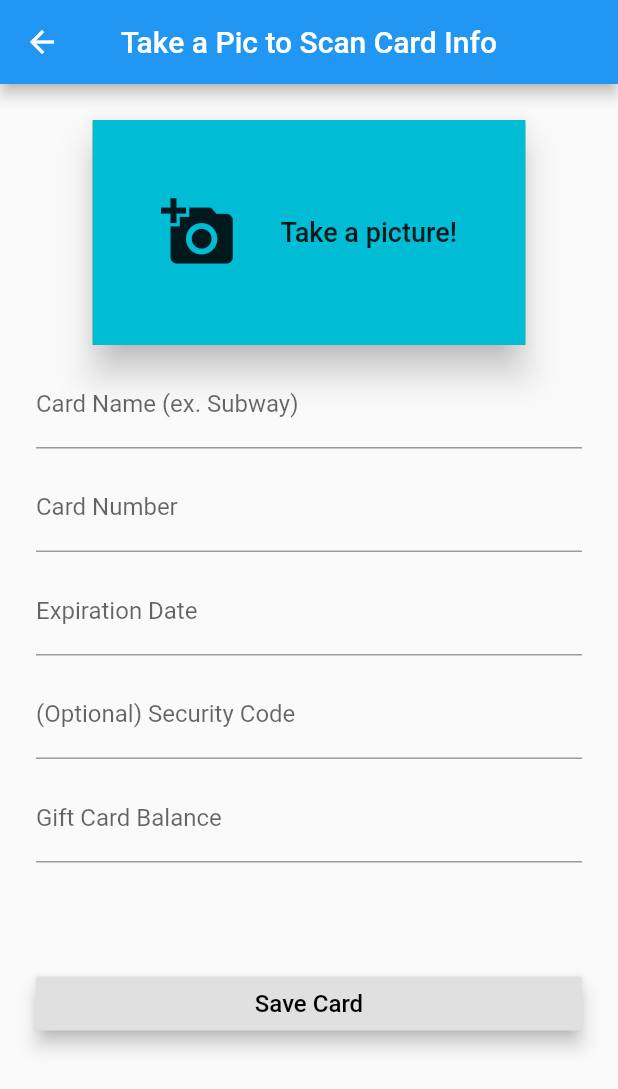
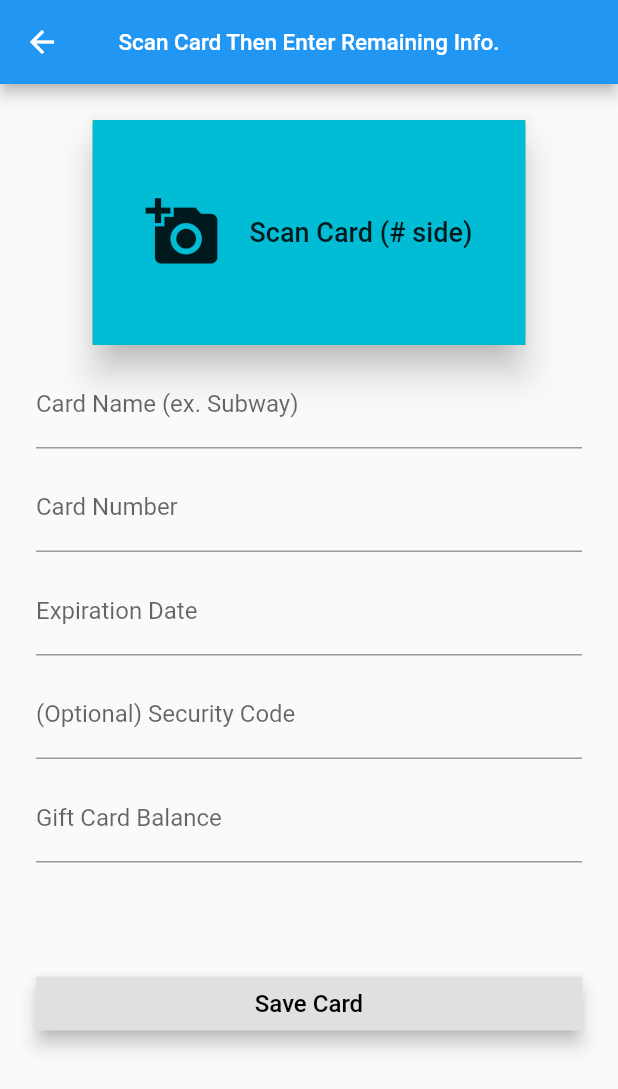
Before and after one commit to jonasccosta/Comp-225-Flutter-Giftcards, a Flutter app: the HomeScreenState screen opened directly, after a tap on the "add" icon, on a phone screen of 412 x 824 dp. Shown: the top 1089 px of the screen. Run offline on Flutter 3.47's test engine with Material 2 defaults, Android fonts, the phone set to English and light mode, and no system bars; our stand-ins replace currency_text_input_formatter, flutter_local_notifications, flutter_masked_text, flutter_native_timezone, rxdart, sqflite and 1 more; missing offline and left inert: camera_camera, passcode_screen; accounts and stored records are empty.

Commit message:
Changed some labels. Everything working except loading image on home screen.

```diff
--- a/lib/Screens/Create_New_Card_Screen.dart
+++ b/lib/Screens/Create_New_Card_Screen.dart
@@ -44,7 +44,7 @@ class CreateNewCardScreenState extends State<CreateNewCardScreen> {
   //   }
   // }
   TextEditingController _cardNumberController = new TextEditingController();
-  TextEditingController _expirationDateController = new MaskedTextController(mask: '00/00/0000');
+  TextEditingController _expirationDateController = new MaskedTextController(mask: '00/00');
 
 
   // Allows variables to be used across the page.
@@ -124,7 +124,7 @@ class CreateNewCardScreenState extends State<CreateNewCardScreen> {
       // Adds in the label and the hint to the text box.
       decoration: InputDecoration(
           labelText: 'Expiration Date',
-          hintText: 'mm dd yyyy'
+          hintText: 'mm yy'
       ),
       controller: _expirationDateController,
       // Sets the keyboard to use the date, and when you click 'done', it
@@ -137,24 +137,24 @@ class CreateNewCardScreenState extends State<CreateNewCardScreen> {
       },
       // The text box now only allows 8 numbers plus 2 slashes total.
       inputFormatters: [
-        LengthLimitingTextInputFormatter(10),
+        LengthLimitingTextInputFormatter(6),
       ],
-        validator: (String value) {
+        // validator: (String value) {
 
-        // Produces an error if the date is left empty.
-        if(value.isEmpty) {
-          return 'Expiration Date is Required';
-        }
+    // //Produces an error if the date is left empty.
+    // if(value.isEmpty) {
+    //   return 'Expiration Date is Required';
+    // }
 
-        // Produces an error if the date isn't valid.
-        else {
-          if(! validDateCheck(value)) {
-            return 'Please enter a valid expiration date';
-          }
-        }
+    //Produces an error if the date isn't valid.
+    //else{
+    // if(! validDateCheck(value)) {
+    // return 'Please enter a valid expiration date';
+    // }
+    //}
         // Produces no error if a valid expiration date is provided.
-        return null;
-      },
+      //   return null;
+      // },
 
       // Once the 'Save Card' button is clicked, the value gets saved.
       onSaved: (String value) {
@@ -245,7 +245,7 @@ class CreateNewCardScreenState extends State<CreateNewCardScreen> {
                     orientationEnablePhoto: CameraOrientation.landscape,
                   ),
                 );
-                //sending the picture from the camera through the API and to the
+                //sending the picture from the camera through the API and getting the data to the variables
                  Map json = await sendFile(_frontCardImage.path);
                  _number = json['card number'];
                  _cardNumberController.text = _number;
@@ -268,7 +268,7 @@ class CreateNewCardScreenState extends State<CreateNewCardScreen> {
       resizeToAvoidBottomInset: true,
 
       appBar: AppBar(
-          title: Text("Take a Pic to Scan Card Info", style: TextStyle(color: Colors.white, fontSize: 20.0)),
+          title: Text("Scan Card Then Enter Remaining Info.", style: TextStyle(color: Colors.white, fontSize: 15.0)),
           centerTitle: true,
           backgroundColor: Colors.blue
       ),
@@ -393,7 +393,7 @@ class CreateNewCardScreenState extends State<CreateNewCardScreen> {
           mainAxisAlignment: MainAxisAlignment.spaceEvenly,
           children: <Widget>[
             Icon(Icons.add_a_photo, size: 50),
-            Text("Take a picture!", style: TextStyle(fontSize: 18)),
+            Text("Scan Card (# side)", style: TextStyle(fontSize: 18)),
           ]
       );
   }
--- a/lib/Screens/Home_Screen.dart
+++ b/lib/Screens/Home_Screen.dart
@@ -104,6 +104,13 @@ class _MyHomeScreenState extends State<HomeScreenState> {
                         padding: EdgeInsets.symmetric(horizontal: 40.0, vertical: 20.0),
                         child: Text(
                           "Press the add button to get started!",
+                          style: TextStyle(fontSize: 24, color: Colors.black26), textAlign: TextAlign.center,
+                        )
+                    ),
+                    Container(
+                        padding: EdgeInsets.fromLTRB(40, 40, 40, 20),
+                        child: Text(
+                          "Card # and Exp. Date appear 3-5 seconds after scanning a card",
                           style: TextStyle(fontSize: 24, color: Colors.black26), textAlign: TextAlign.center,
                         )
                     )
```
